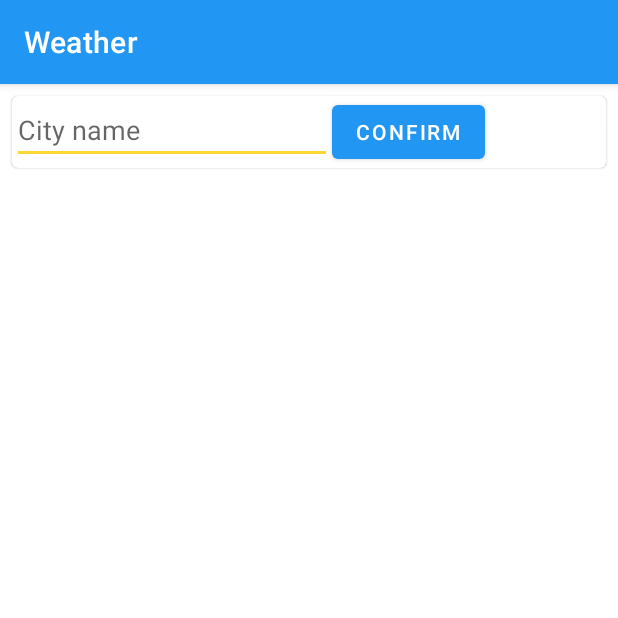
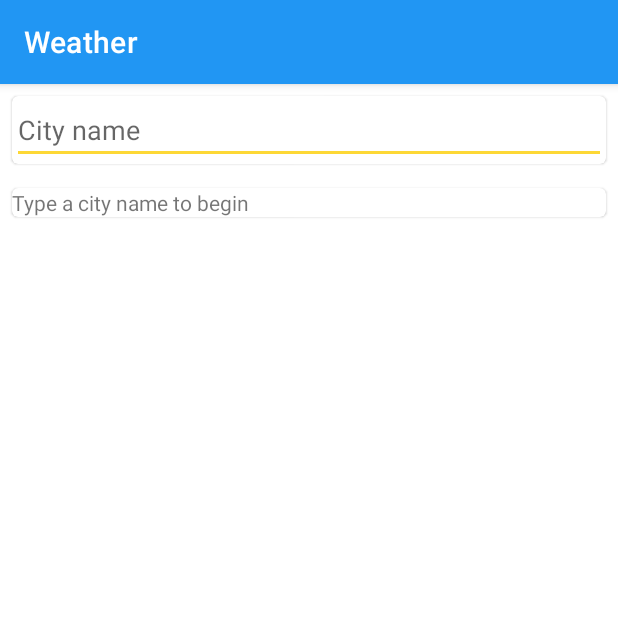
Before and after one commit to bartlomiej-szlachta/weather-app, an Android app: the screen it shows after launch (MainActivity), on a phone screen of 412 x 824 dp, the top half of it. Run offline under Robolectric (Android 15) with nearby library versions, the light colour scheme and no system bars.

Commit message:
feat: remove fragments

```diff
--- a/app/src/main/java/com/example/weather/InputFragment.kt
+++ /dev/null
@@ -1,57 +0,0 @@
-package com.example.weather
-
-import android.os.Bundle
-import android.view.LayoutInflater
-import android.view.View
-import android.view.ViewGroup
-import android.widget.Toast
-import androidx.fragment.app.Fragment
-import com.example.weather.dto.RootResponse
-import kotlinx.android.synthetic.main.fragment_input.button_submit
-import kotlinx.android.synthetic.main.fragment_input.input_city
-import retrofit2.Call
-import retrofit2.Callback
-import retrofit2.Response
-
-class InputFragment(private val currentCityName: String = "") : Fragment() {
-
-    private val apiService: WeatherApiService = WeatherApiService.create()
-
-    override fun onCreateView(
-        inflater: LayoutInflater, container: ViewGroup?,
-        savedInstanceState: Bundle?
-    ): View? {
-        return inflater.inflate(R.layout.fragment_input, container, false)
-    }
-
-    override fun onViewCreated(view: View, savedInstanceState: Bundle?) {
-        super.onViewCreated(view, savedInstanceState)
-        input_city.setText(currentCityName)
-
-        button_submit.setOnClickListener {
-            apiService
-                .getWeatherData(input_city.text.toString())
-                .enqueue(WeatherDataResponseHandler())
-        }
-    }
-
-    private inner class WeatherDataResponseHandler : Callback<RootResponse> {
-        override fun onResponse(call: Call<RootResponse>, response: Response<RootResponse>) {
-            if (response.code() != 200) {
-                Toast.makeText(activity, response.message(), Toast.LENGTH_SHORT).show()
-                return
-            }
-
-            val rootResponse: RootResponse = response.body()!!
-            activity!!
-                .supportFragmentManager
-                .beginTransaction()
-                .replace(R.id.fragment_container, WeatherFragment(rootResponse.format()))
-                .commit()
-        }
-
-        override fun onFailure(call: Call<RootResponse>, t: Throwable) {
-            Toast.makeText(activity, "Failue", Toast.LENGTH_SHORT).show()
-        }
-    }
-}
--- a/app/src/main/java/com/example/weather/MainActivity.kt
+++ b/app/src/main/java/com/example/weather/MainActivity.kt
@@ -1,16 +1,114 @@
 package com.example.weather
 
 import android.os.Bundle
+import android.text.Editable
+import android.text.TextWatcher
+import android.view.View
 import androidx.appcompat.app.AppCompatActivity
+import com.example.weather.dto.RootResponse
+import com.example.weather.model.WeatherEntity
+import kotlinx.android.synthetic.main.card_error.card_error
+import kotlinx.android.synthetic.main.card_error.label_error
+import kotlinx.android.synthetic.main.card_input.input_city
+import kotlinx.android.synthetic.main.card_loading.card_loading
+import kotlinx.android.synthetic.main.card_weather.card_info
+import kotlinx.android.synthetic.main.card_weather.value_city_name
+import kotlinx.android.synthetic.main.card_weather.value_datetime
+import kotlinx.android.synthetic.main.card_weather.value_description
+import kotlinx.android.synthetic.main.card_weather.value_icon
+import kotlinx.android.synthetic.main.card_weather.value_pressure
+import kotlinx.android.synthetic.main.card_weather.value_sunrise
+import kotlinx.android.synthetic.main.card_weather.value_sunset
+import kotlinx.android.synthetic.main.card_weather.value_temperature
+import kotlinx.android.synthetic.main.card_welcome.card_welcome
+import retrofit2.Call
+import retrofit2.Callback
+import retrofit2.Response
+import java.text.DateFormat
 
 class MainActivity : AppCompatActivity() {
+    private val apiService: WeatherApiService by lazy {
+        WeatherApiService.create()
+    }
+
     override fun onCreate(savedInstanceState: Bundle?) {
         super.onCreate(savedInstanceState)
         setContentView(R.layout.activity_main)
 
-        supportFragmentManager
-            .beginTransaction()
-            .add(R.id.fragment_container, InputFragment())
-            .commit()
+        showWelcome()
+
+        input_city.addTextChangedListener(object : TextWatcher {
+            override fun afterTextChanged(s: Editable?) {}
+
+            override fun beforeTextChanged(s: CharSequence?, start: Int, count: Int, after: Int) {}
+
+            override fun onTextChanged(s: CharSequence?, start: Int, before: Int, count: Int) {
+                if (s.toString().isEmpty()) {
+                    showWelcome()
+                    return
+                }
+
+                showLoading()
+
+                apiService
+                    .getWeatherData(s.toString())
+                    .enqueue(WeatherDataResponseHandler())
+            }
+        })
+    }
+
+    private inner class WeatherDataResponseHandler : Callback<RootResponse> {
+        override fun onResponse(call: Call<RootResponse>, response: Response<RootResponse>) {
+            if (response.code() != 200) {
+                showError(response.message())
+                return
+            }
+
+            val rootResponse: RootResponse = response.body()!!
+            showData(rootResponse.format())
+        }
+
+        override fun onFailure(call: Call<RootResponse>, t: Throwable) {
+            showError(t.message ?: "Error while loading data")
+        }
+    }
+
+    private fun showWelcome() {
+        card_welcome.visibility = View.VISIBLE
+        card_loading.visibility = View.GONE
+        card_error.visibility = View.GONE
+        card_info.visibility = View.GONE
+    }
+
+    private fun showLoading() {
+        card_welcome.visibility = View.GONE
+        card_loading.visibility = View.VISIBLE
+        card_error.visibility = View.GONE
+        card_info.visibility = View.GONE
+    }
+
+    private fun showError(message: String) {
+        card_welcome.visibility = View.GONE
+        card_loading.visibility = View.GONE
+        card_error.visibility = View.VISIBLE
+        card_info.visibility = View.GONE
+
+        label_error.text = message
+    }
+
+    private fun showData(data: WeatherEntity) {
+        card_welcome.visibility = View.GONE
+        card_loading.visibility = View.GONE
+        card_error.visibility = View.GONE
+        card_info.visibility = View.VISIBLE
+
+        value_city_name.text = data.cityName
+        value_icon.text = data.icon
+        value_description.text = data.description
+        value_temperature.text = data.temperature.toString()
+        value_pressure.text = data.pressure.toString()
+        value_sunrise.text = DateFormat.getTimeInstance().format(data.sunrise)
+        value_sunset.text = DateFormat.getTimeInstance().format(data.sunset)
+        value_datetime.text = DateFormat.getDateTimeInstance().format(data.datetime)
     }
 }
--- a/app/src/main/res/layout/activity_main.xml
+++ b/app/src/main/res/layout/activity_main.xml
@@ -6,8 +6,13 @@
     android:orientation="vertical"
     tools:context=".MainActivity">
 
-    <FrameLayout
-        android:id="@+id/fragment_container"
-        android:layout_width="match_parent"
-        android:layout_height="match_parent" />
+    <include layout="@layout/card_input" />
+
+    <include layout="@layout/card_welcome" />
+
+    <include layout="@layout/card_loading" />
+
+    <include layout="@layout/card_error" />
+
+    <include layout="@layout/card_weather" />
 </LinearLayout>
--- /dev/null
+++ b/app/src/main/res/layout/card_input.xml
@@ -0,0 +1,19 @@
+<?xml version="1.0" encoding="utf-8"?>
+<merge xmlns:android="http://schemas.android.com/apk/res/android">
+
+    <com.google.android.material.card.MaterialCardView
+        android:id="@+id/card_input"
+        android:layout_width="match_parent"
+        android:layout_height="wrap_content"
+        android:layout_margin="8dp">
+
+        <EditText
+            android:id="@+id/input_city"
+            android:layout_width="match_parent"
+            android:layout_height="wrap_content"
+            android:autofillHints="city"
+            android:hint="@string/input_hint"
+            android:imeOptions="actionSearch"
+            android:inputType="textPersonName" />
+    </com.google.android.material.card.MaterialCardView>
+</merge>
--- /dev/null
+++ b/app/src/main/res/layout/card_welcome.xml
@@ -0,0 +1,15 @@
+<?xml version="1.0" encoding="utf-8"?>
+<merge xmlns:android="http://schemas.android.com/apk/res/android">
+
+    <com.google.android.material.card.MaterialCardView
+        android:id="@+id/card_welcome"
+        android:layout_width="match_parent"
+        android:layout_height="wrap_content"
+        android:layout_margin="8dp">
+
+        <TextView
+            android:layout_width="match_parent"
+            android:layout_height="match_parent"
+            android:text="@string/message_welcome" />
+    </com.google.android.material.card.MaterialCardView>
+</merge>
--- a/app/src/main/res/layout/fragment_input.xml
+++ /dev/null
@@ -1,37 +0,0 @@
-<?xml version="1.0" encoding="utf-8"?>
-<FrameLayout xmlns:android="http://schemas.android.com/apk/res/android"
-    xmlns:tools="http://schemas.android.com/tools"
-    android:layout_width="match_parent"
-    android:layout_height="match_parent"
-    tools:context=".InputFragment">
-
-    <com.google.android.material.card.MaterialCardView
-        android:id="@+id/card_input"
-        android:layout_width="match_parent"
-        android:layout_height="wrap_content"
-        android:layout_margin="8dp">
-
-        <LinearLayout
-            android:layout_width="match_parent"
-            android:layout_height="wrap_content"
-            android:orientation="horizontal">
-
-            <EditText
-                android:id="@+id/input_city"
-                android:layout_width="wrap_content"
-                android:layout_height="wrap_content"
-                android:autofillHints="city"
-                android:ems="10"
-                android:hint="@string/input_hint"
-                android:imeOptions="actionSearch"
-                android:inputType="textPersonName"
-                android:text="" />
-
-            <Button
-                android:id="@+id/button_submit"
-                android:layout_width="wrap_content"
-                android:layout_height="wrap_content"
-                android:text="@string/submit_text" />
-        </LinearLayout>
-    </com.google.android.material.card.MaterialCardView>
-</FrameLayout>
--- a/app/src/main/res/values/strings.xml
+++ b/app/src/main/res/values/strings.xml
@@ -7,4 +7,6 @@
     <string name="label_sunrise">Sunrise:</string>
     <string name="label_sunset">Sunset:</string>
     <string name="label_datetime">Last update:</string>
+    <string name="message_welcome">Type a city name to begin</string>
+    <string name="message_loading">Loading</string>
 </resources>
```
Also changed, not shown: app/src/main/java/com/example/weather/WeatherFragment.kt (deleted, +0 -40 lines), app/src/main/res/layout/card_error.xml (added, +15 -0 lines), app/src/main/res/layout/card_loading.xml (added, +16 -0 lines), app/src/main/res/layout/card_weather.xml (renamed from app/src/main/res/layout/fragment_weather.xml, +2 -6 lines).
